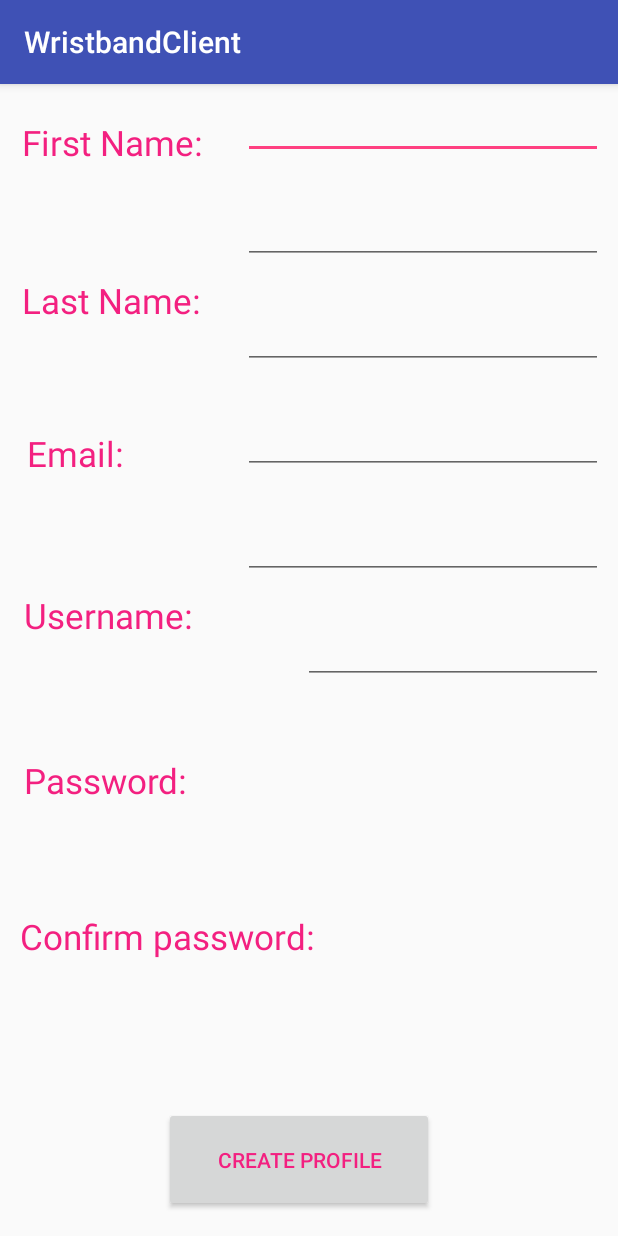
After one commit to JackGuzzetta/Wristband, an Android app: the Create_Profile screen opened directly, with no data from a screen before it, on a phone screen of 412 x 824 dp. The commit adds this screen. Run offline under Robolectric (Android 15) with nearby library versions, the phone set to English and light mode, and no system bars.

Commit message:
added my screens to wristband

```diff
--- a/WristbandClient/app/build.gradle
+++ b/WristbandClient/app/build.gradle
@@ -28,7 +28,6 @@ dependencies {
     compile 'com.android.support:appcompat-v7:26.0.0-alpha1'
     compile 'com.android.support:cardview-v7:26.0.0-alpha1'
     compile 'com.android.support:customtabs:26.0.0-alpha1'
-    compile 'com.android.support:appcompat-v7:26.+'
     compile 'com.android.support.constraint:constraint-layout:1.0.2'
     compile 'com.android.volley:volley:1.0.0'
     testCompile 'junit:junit:4.12'
--- /dev/null
+++ b/WristbandClient/app/src/main/res/layout/activity_create__profile.xml
@@ -0,0 +1,168 @@
+<?xml version="1.0" encoding="utf-8"?>
+<android.support.constraint.ConstraintLayout xmlns:android="http://schemas.android.com/apk/res/android"
+    xmlns:app="http://schemas.android.com/apk/res-auto"
+    xmlns:tools="http://schemas.android.com/tools"
+    android:layout_width="match_parent"
+    android:layout_height="match_parent"
+    tools:context="com.wristband.yt_b_4.wristbandclient.Create_Profile">
+
+    <TextView
+        android:layout_width="wrap_content"
+        android:layout_height="wrap_content"
+        android:text="First Name:"
+        android:textColor="@color/bright"
+        android:textSize="35px"
+        app:layout_constraintBottom_toBottomOf="parent"
+        app:layout_constraintLeft_toLeftOf="parent"
+        app:layout_constraintRight_toRightOf="parent"
+        app:layout_constraintTop_toTopOf="parent"
+        app:layout_constraintHorizontal_bias="0.024"
+        app:layout_constraintVertical_bias="0.016"
+        android:layout_marginLeft="8dp"
+        android:layout_marginTop="12dp" />
+
+    <EditText
+        android:layout_width="240dp"
+        android:layout_height="40dp"
+        android:layout_marginRight="10dp"
+        app:layout_constraintRight_toRightOf="parent"
+        app:layout_constraintTop_toTopOf="parent"
+        android:layout_marginTop="10dp"
+        android:id="@+id/fname" />
+
+    <TextView
+        android:layout_width="wrap_content"
+        android:layout_height="wrap_content"
+        android:text="Last Name:"
+        android:textColor="@color/bright"
+        android:textSize="35px"
+        app:layout_constraintBottom_toBottomOf="parent"
+        app:layout_constraintLeft_toLeftOf="parent"
+        app:layout_constraintRight_toRightOf="parent"
+        app:layout_constraintTop_toTopOf="parent"
+        app:layout_constraintHorizontal_bias="0.024"
+        app:layout_constraintVertical_bias="0.163"
+        android:layout_marginLeft="8dp"
+        android:layout_marginTop="10dp" />
+
+    <EditText
+        android:layout_width="240dp"
+        android:layout_height="40dp"
+        android:layout_marginRight="10dp"
+        app:layout_constraintRight_toRightOf="parent"
+        app:layout_constraintTop_toTopOf="parent"
+        android:layout_marginTop="80dp"
+        android:id="@+id/lname"
+        tools:layout_editor_absoluteY="73dp"
+        tools:layout_editor_absoluteX="137dp" />
+
+    <TextView
+        android:layout_width="wrap_content"
+        android:layout_height="wrap_content"
+        android:text="Email:"
+        android:textColor="@color/bright"
+        android:textSize="35px"
+        app:layout_constraintBottom_toBottomOf="parent"
+        app:layout_constraintLeft_toLeftOf="parent"
+        app:layout_constraintRight_toRightOf="parent"
+        app:layout_constraintTop_toTopOf="parent"
+        app:layout_constraintHorizontal_bias="0.03"
+        app:layout_constraintVertical_bias="0.304"
+        android:layout_marginLeft="8dp"
+        android:layout_marginTop="10dp" />
+
+    <EditText
+        android:layout_width="240dp"
+        android:layout_height="40dp"
+        android:layout_marginRight="10dp"
+        app:layout_constraintRight_toRightOf="parent"
+        app:layout_constraintTop_toTopOf="parent"
+        android:layout_marginTop="150dp"
+        android:id="@+id/email" />
+
+    <TextView
+        android:layout_width="wrap_content"
+        android:layout_height="wrap_content"
+        android:text="Username:"
+        android:textColor="@color/bright"
+        android:textSize="35px"
+        app:layout_constraintBottom_toBottomOf="parent"
+        app:layout_constraintLeft_toLeftOf="parent"
+        app:layout_constraintRight_toRightOf="parent"
+        app:layout_constraintTop_toTopOf="parent"
+        app:layout_constraintHorizontal_bias="0.027"
+        app:layout_constraintVertical_bias="0.452"
+        android:layout_marginLeft="8dp"
+        android:layout_marginTop="10dp" />
+
+    <EditText
+        android:layout_width="240dp"
+        android:layout_height="40dp"
+        android:layout_marginRight="10dp"
+        app:layout_constraintRight_toRightOf="parent"
+        app:layout_constraintTop_toTopOf="parent"
+        android:layout_marginTop="220dp"
+        android:id="@+id/username" />
+
+    <TextView
+        android:layout_width="wrap_content"
+        android:layout_height="wrap_content"
+        android:text="Password:"
+        android:textColor="@color/bright"
+        android:textSize="35px"
+        app:layout_constraintBottom_toBottomOf="parent"
+        app:layout_constraintLeft_toLeftOf="parent"
+        app:layout_constraintRight_toRightOf="parent"
+        app:layout_constraintTop_toTopOf="parent"
+        app:layout_constraintHorizontal_bias="0.027"
+        app:layout_constraintVertical_bias="0.604"
+        android:layout_marginLeft="8dp"
+        android:layout_marginTop="10dp" />
+
+    <EditText
+        android:layout_width="240dp"
+        android:layout_height="40dp"
+        android:layout_marginRight="10dp"
+        app:layout_constraintRight_toRightOf="parent"
+        app:layout_constraintTop_toTopOf="parent"
+        android:layout_marginTop="290dp"
+        android:id="@+id/password" />
+
+    <TextView
+        android:layout_width="wrap_content"
+        android:layout_height="wrap_content"
+        android:text="Confirm password:"
+        android:textColor="@color/bright"
+        android:textSize="35px"
+        app:layout_constraintBottom_toBottomOf="parent"
+        app:layout_constraintLeft_toLeftOf="parent"
+        app:layout_constraintRight_toRightOf="parent"
+        app:layout_constraintTop_toTopOf="parent"
+        app:layout_constraintHorizontal_bias="0.027"
+        app:layout_constraintVertical_bias="0.747"
+        android:layout_marginLeft="8dp"
+        android:layout_marginTop="10dp" />
+
+    <EditText
+        android:layout_width="200dp"
+        android:layout_height="40dp"
+        android:layout_marginRight="10dp"
+        app:layout_constraintRight_toRightOf="parent"
+        app:layout_constraintTop_toTopOf="parent"
+        android:layout_marginTop="360dp"
+        android:id="@+id/reenter" />
+
+    <Button
+        android:layout_width="180dp"
+        android:layout_height="70dp"
+        android:layout_marginLeft="113dp"
+        android:text="Create Profile"
+        android:textColor="@color/bright"
+        android:clickable="true"
+        android:onClick="createProfile"
+        app:layout_constraintLeft_toLeftOf="parent"
+        app:layout_constraintBottom_toBottomOf="parent"
+        android:layout_marginBottom="16dp"
+        android:layout_marginStart="109dp" />
+
+</android.support.constraint.ConstraintLayout>
--- a/WristbandClient/app/src/main/res/values/colors.xml
+++ b/WristbandClient/app/src/main/res/values/colors.xml
@@ -3,4 +3,5 @@
     <color name="colorPrimary">#3F51B5</color>
     <color name="colorPrimaryDark">#303F9F</color>
     <color name="colorAccent">#FF4081</color>
+    <color name="bright">#F32080</color>
 </resources>
```
Also changed, not shown: WristbandClient/app/src/main/AndroidManifest.xml (+8 -4 lines), WristbandClient/app/src/main/java/com/wristband/yt_b_4/wristbandclient/Add_User.java (added, +87 -0 lines), WristbandClient/app/src/main/java/com/wristband/yt_b_4/wristbandclient/Create_Profile.java (added, +55 -0 lines), WristbandClient/app/src/main/res/layout/activity_add__user.xml (added, +82 -0 lines), 2425 other files.
